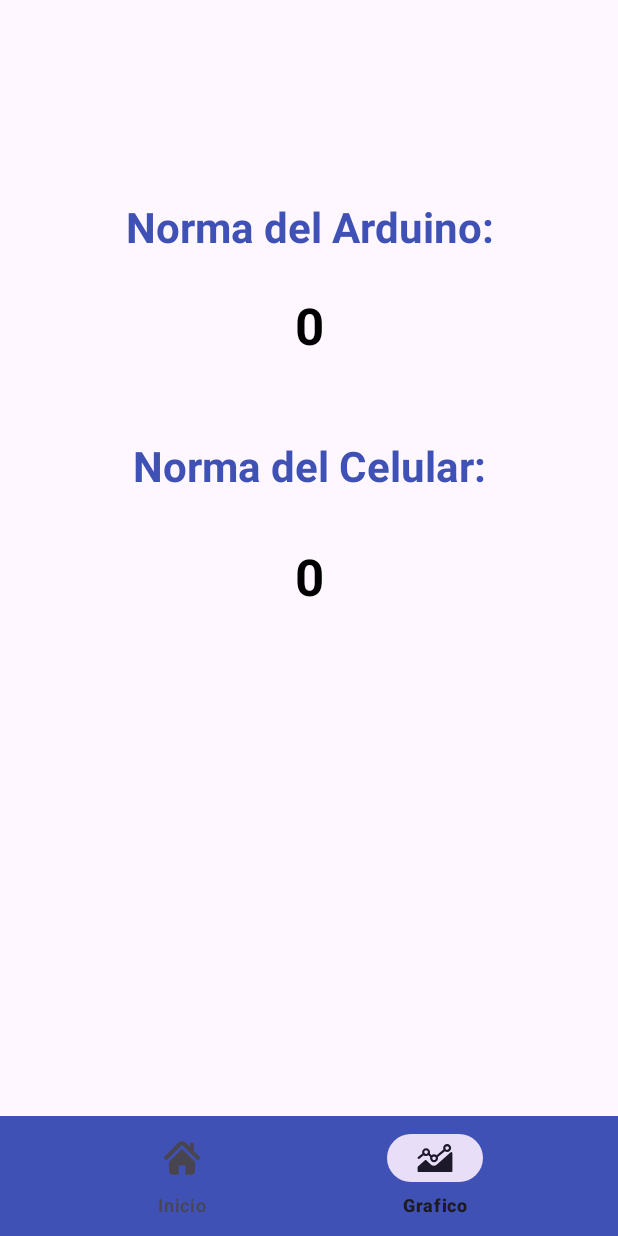
After one commit to MatiBarcia/SOA-L4, an Android app: the SecondActivity screen opened directly, with no data from a screen before it, on a phone screen of 412 x 824 dp. The commit adds this screen. Run offline under Robolectric (Android 15) with nearby library versions, the phone set to English and light mode, and no system bars; Roboto replaces fonts that are not available here.

Commit message:
Add second activity

```diff
--- a/ANDROID/app/src/main/AndroidManifest.xml
+++ b/ANDROID/app/src/main/AndroidManifest.xml
@@ -27,6 +27,7 @@
                 <category android:name="android.intent.category.LAUNCHER" />
             </intent-filter>
         </activity>
+        <activity android:name=".SecondActivity" />
         <meta-data
             android:name="preloaded_fonts"
             android:resource="@array/preloaded_fonts" />
--- a/ANDROID/app/src/main/java/com/example/abuelitometro/MainActivity.java
+++ b/ANDROID/app/src/main/java/com/example/abuelitometro/MainActivity.java
@@ -14,6 +14,8 @@ import android.content.pm.PackageManager;
 import android.os.Build;
 import android.os.Bundle;
 import android.util.Log;
+import android.view.Menu;
+import android.view.MenuItem;
 import android.view.View;
 import android.widget.ArrayAdapter;
 import android.widget.Button;
@@ -27,6 +29,8 @@ import androidx.appcompat.app.AppCompatActivity;
 import androidx.core.graphics.Insets;
 import androidx.core.view.ViewCompat;
 import androidx.core.view.WindowInsetsCompat;
+
+import com.google.android.material.bottomnavigation.BottomNavigationView;
 
 import java.io.IOException;
 import java.io.OutputStream;
@@ -53,6 +57,9 @@ public class MainActivity extends AppCompatActivity {
 
     Button searchButton, connectButton, sendLetterButton;
     Spinner spinnerDeviceList;
+    BottomNavigationView bottomNavigationView;
+    Menu menu;
+    MenuItem homeMenuItem, graphMenuItem;
 
     private static final int REQUEST_BLUETOOTH_PERMISSIONS = 1;
 
@@ -83,12 +90,17 @@ public class MainActivity extends AppCompatActivity {
                 }
         );
 
-
         searchButton = findViewById(R.id.searchButton);
         connectButton = findViewById(R.id.connectButton);
         spinnerDeviceList = findViewById(R.id.deviceList);
         sendLetterButton = findViewById(R.id.sendLetterButton);
         sendLetterButton.setVisibility(View.GONE);
+
+        BottomNavigationView bottomNavigationView = findViewById(R.id.bottom_navigation);
+        bottomNavigationView.setSelectedItemId(R.id.nav_home);
+        menu = bottomNavigationView.getMenu();
+        graphMenuItem = menu.findItem(R.id.nav_graph);
+        graphMenuItem.setEnabled(false);
 
         deviceAdapter = new ArrayAdapter<>(this, android.R.layout.simple_spinner_item, spinnerDeviceNames);
         deviceAdapter.setDropDownViewResource(android.R.layout.simple_spinner_dropdown_item);
@@ -97,13 +109,31 @@ public class MainActivity extends AppCompatActivity {
         searchButton.setOnClickListener(v -> checkPermissionsAndSearchDevices());
 
         connectButton.setOnClickListener(v -> connectionHandler());
-
         sendLetterButton.setOnClickListener(v -> {
             if (btSocket != null && btSocket.isConnected()) {
+
+                // TODO Revisar si es el mejor lugar para habilitar el graph item
+                graphMenuItem.setEnabled(true);
                 sendLetterToDevice();
             } else {
                 showToast("No está conectado a un dispositivo.");
             }
+        });
+
+        connectButton.setOnClickListener(v -> connectionHandler());
+
+        bottomNavigationView.setOnItemSelectedListener(item -> {
+            int itemId = item.getItemId();
+            if (itemId == R.id.nav_home) {
+                // Permanecer en MainActivity
+                return true;
+            } else if (itemId == R.id.nav_graph) {
+                // Ir a SecondActivity
+                Intent intent = new Intent(MainActivity.this, SecondActivity.class);
+                startActivity(intent);
+                return true;
+            }
+            return false;
         });
 
         requestBluetoothActivation();
--- /dev/null
+++ b/ANDROID/app/src/main/java/com/example/abuelitometro/SecondActivity.java
@@ -0,0 +1,101 @@
+package com.example.abuelitometro;
+
+import android.content.Intent;
+import android.hardware.Sensor;
+import android.hardware.SensorEvent;
+import android.hardware.SensorEventListener;
+import android.hardware.SensorManager;
+import android.os.Bundle;
+import android.widget.TextView;
+import androidx.appcompat.app.AppCompatActivity;
+
+import com.google.android.material.bottomnavigation.BottomNavigationView;
+
+public class SecondActivity extends AppCompatActivity implements SensorEventListener {
+
+    private SensorManager sensorManager;
+    private Sensor accelerometer;
+    private TextView sensorTitle;
+    private TextView arduinoValue;
+
+    @Override
+    protected void onCreate(Bundle savedInstanceState) {
+        super.onCreate(savedInstanceState);
+        setContentView(R.layout.activity_second);
+
+        BottomNavigationView bottomNavigationView = findViewById(R.id.bottom_navigation);
+        bottomNavigationView.setSelectedItemId(R.id.nav_graph);
+
+        // Inicializar las vistas
+        sensorTitle = findViewById(R.id.sensorTitle);  // TextView para mostrar el valor del acelerómetro
+        arduinoValue = findViewById(R.id.arduinoValue);  // En caso de tener un valor de Arduino
+
+        // Inicializar el SensorManager
+        sensorManager = (SensorManager) getSystemService(SENSOR_SERVICE);
+
+        // Obtener el acelerómetro del dispositivo
+        if (sensorManager != null) {
+            accelerometer = sensorManager.getDefaultSensor(Sensor.TYPE_ACCELEROMETER);
+        }
+
+        // Registrar el listener para el sensor
+        if (accelerometer != null) {
+            sensorManager.registerListener(this, accelerometer, SensorManager.SENSOR_DELAY_UI);
+        }
+
+        bottomNavigationView.setOnItemSelectedListener(item -> {
+            int itemId = item.getItemId();
+            if (itemId == R.id.nav_home) {
+                // Permanecer en MainActivity
+                Intent intent = new Intent(SecondActivity.this, MainActivity.class);
+                startActivity(intent);
+                return true;
+            } else if (itemId == R.id.nav_graph) {
+                // Ir a SecondActivity
+                return true;
+            }
+            return false;
+        });
+    }
+
+    @Override
+    public void onSensorChanged(SensorEvent event) {
+        // Verificar que es el acelerómetro el que ha cambiado
+        if (event.sensor.getType() == Sensor.TYPE_ACCELEROMETER) {
+            // Obtener las lecturas de los tres ejes
+            float x = event.values[0];
+            float y = event.values[1];
+            float z = event.values[2];
+
+            // Calcular la norma del vector (magnitud)
+            float norm = (float) Math.sqrt(x * x + y * y + z * z);
+
+            // Actualizar el TextView para mostrar el valor de la norma
+            sensorTitle.setText(String.format("%.2f", norm));  // Actualiza el valor de la norma en el TextView
+        }
+    }
+
+
+    @Override
+    public void onAccuracyChanged(Sensor sensor, int accuracy) {
+        // No es necesario en este caso
+    }
+
+    @Override
+    protected void onPause() {
+        super.onPause();
+        // Desregistrar el listener cuando la actividad esté en pausa para ahorrar batería
+        if (sensorManager != null) {
+            sensorManager.unregisterListener(this);
+        }
+    }
+
+    @Override
+    protected void onResume() {
+        super.onResume();
+        // Volver a registrar el listener cuando la actividad se reanude
+        if (sensorManager != null) {
+            sensorManager.registerListener(this, accelerometer, SensorManager.SENSOR_DELAY_UI);
+        }
+    }
+}
--- /dev/null
+++ b/ANDROID/app/src/main/res/layout/activity_second.xml
@@ -0,0 +1,99 @@
+<?xml version="1.0" encoding="utf-8"?>
+<LinearLayout xmlns:android="http://schemas.android.com/apk/res/android"
+    xmlns:app="http://schemas.android.com/apk/res-auto"
+    xmlns:tools="http://schemas.android.com/tools"
+    android:layout_width="match_parent"
+    android:layout_height="match_parent"
+    android:orientation="vertical"
+    android:gravity="center"
+    tools:context=".SecondActivity">
+
+    <!-- Layout principal para los valores actualizables -->
+    <androidx.constraintlayout.widget.ConstraintLayout
+        android:layout_width="match_parent"
+        android:layout_height="0dp"
+        android:layout_weight="1"
+        android:gravity="center"
+        android:padding="16dp"
+        tools:layout_editor_absoluteX="0dp"
+        tools:layout_editor_absoluteY="-31dp">
+
+        <!-- Título del primer valor -->
+
+        <!-- Valor actualizable 1 -->
+
+        <!-- Título del segundo valor -->
+
+        <!-- Valor actualizable 2 -->
+
+        <TextView
+            android:id="@+id/sensorValueTitle"
+            android:layout_width="0dp"
+            android:layout_height="wrap_content"
+            android:layout_marginTop="52dp"
+            android:gravity="center"
+            android:text="Norma del Celular:"
+            android:textColor="#3F51B5"
+            android:textSize="28sp"
+            android:textStyle="bold"
+            app:layout_constraintEnd_toEndOf="parent"
+            app:layout_constraintHorizontal_bias="0.0"
+            app:layout_constraintStart_toStartOf="parent"
+            app:layout_constraintTop_toBottomOf="@+id/arduinoValue" />
+
+        <TextView
+            android:id="@+id/sensorTitle"
+            android:layout_width="0dp"
+            android:layout_height="wrap_content"
+            android:layout_marginTop="32dp"
+            android:gravity="center"
+            android:text="0"
+            android:textColor="#000000"
+            android:textSize="34sp"
+            android:textStyle="bold"
+            app:layout_constraintEnd_toEndOf="parent"
+            app:layout_constraintHorizontal_bias="0.0"
+            app:layout_constraintStart_toStartOf="parent"
+            app:layout_constraintTop_toBottomOf="@+id/sensorValueTitle" />
+
+        <TextView
+            android:id="@+id/arduinoValue"
+            android:layout_width="0dp"
+            android:layout_height="wrap_content"
+            android:layout_marginTop="24dp"
+            android:gravity="center"
+            android:text="0"
+            android:textColor="#000000"
+            android:textSize="34sp"
+            android:textStyle="bold"
+            app:layout_constraintEnd_toEndOf="parent"
+            app:layout_constraintHorizontal_bias="0.0"
+            app:layout_constraintStart_toStartOf="parent"
+            app:layout_constraintTop_toBottomOf="@+id/arduinoValueTitle" />
+
+        <TextView
+            android:id="@+id/arduinoValueTitle"
+            android:layout_width="0dp"
+            android:layout_height="wrap_content"
+            android:layout_marginTop="116dp"
+            android:gravity="center"
+            android:text="Norma del Arduino:"
+            android:textColor="#3F51B5"
+            android:textSize="28sp"
+            android:textStyle="bold"
+            app:layout_constraintEnd_toEndOf="parent"
+            app:layout_constraintHorizontal_bias="0.0"
+            app:layout_constraintStart_toStartOf="parent"
+            app:layout_constraintTop_toTopOf="parent" />
+
+    </androidx.constraintlayout.widget.ConstraintLayout>
+
+    <!-- BottomNavigationView para navegación -->
+    <com.google.android.material.bottomnavigation.BottomNavigationView
+        android:id="@+id/bottom_navigation"
+        android:layout_width="match_parent"
+        android:layout_height="wrap_content"
+        android:background="#3F51B5"
+        app:menu="@menu/bottom_nav_menu" />
+
+</LinearLayout>
```
